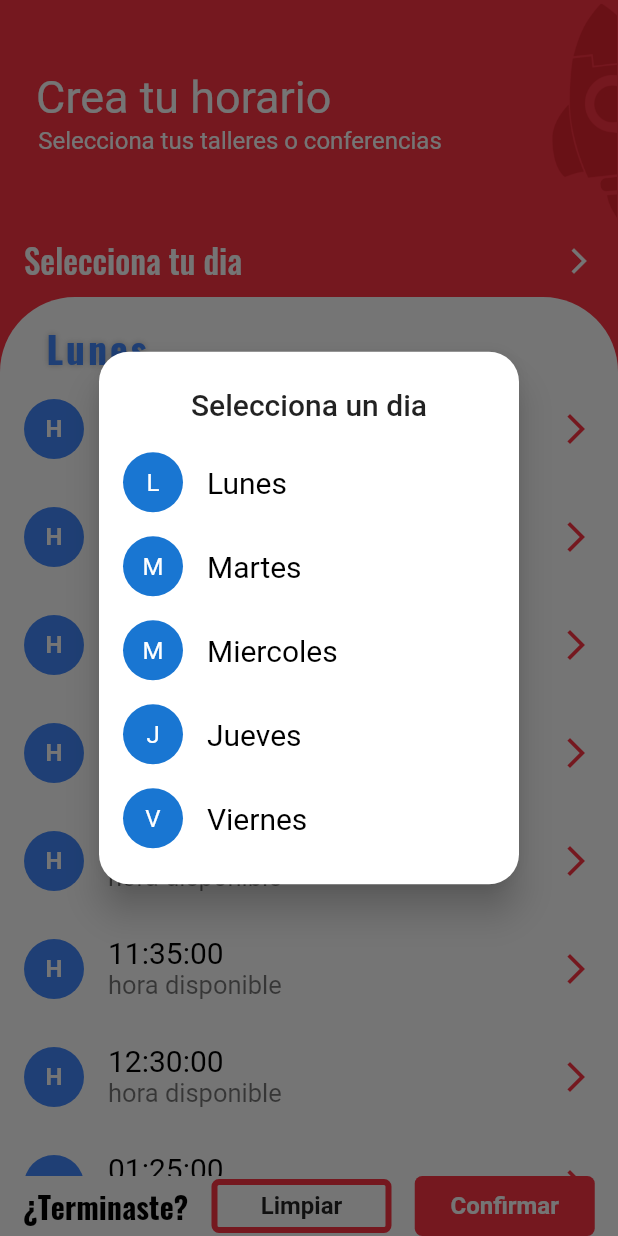
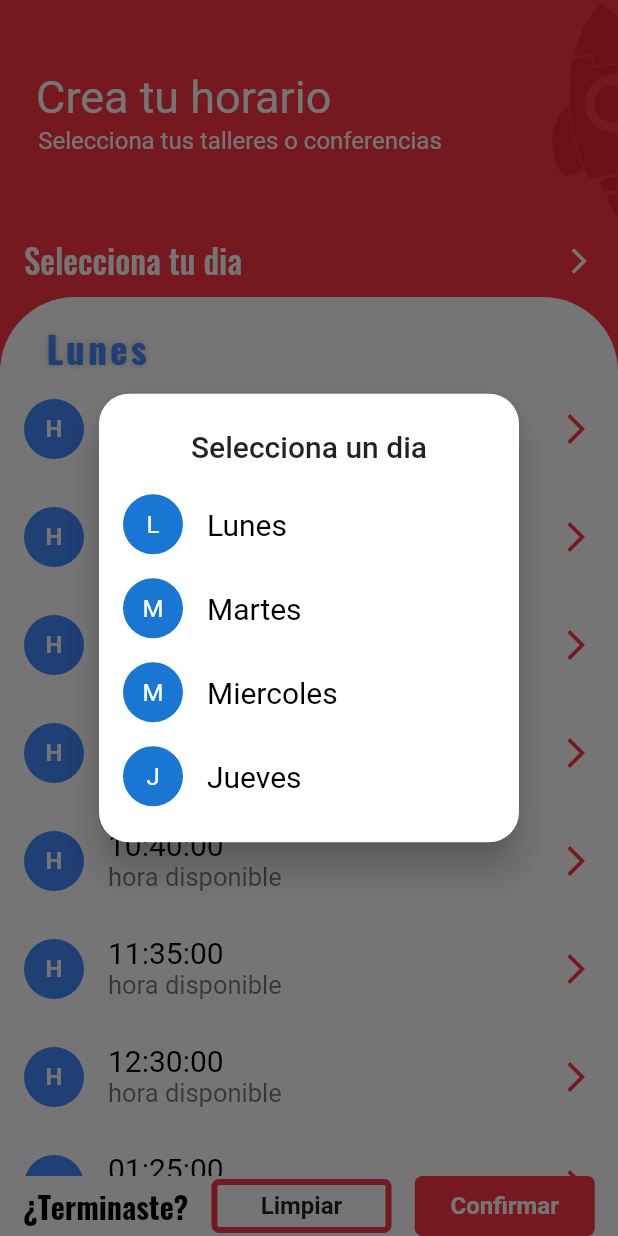
Before and after one commit to Joaquin4562/talent_top, a Flutter app: the HorariosPage screen opened by its route, after a tap on "Selecciona tu dia", on a phone screen of 412 x 824 dp. Run offline on Flutter 3.47's test engine with Material 2 defaults, Android fonts, the phone set to English and light mode, and no system bars; our stand-ins replace fluttertoast, simple_animations; network calls fail; Roboto replaces fonts that are missing (Microsoft sans serif).

Commit message:
viernes quitado

```diff
--- a/lib/widgets/widgets_horarios_page/boton_elige_dia.dart
+++ b/lib/widgets/widgets_horarios_page/boton_elige_dia.dart
@@ -6,7 +6,7 @@ class BotonElige extends StatefulWidget {
     static String get dia => _BotonEligeState._diaSeleccionado;
 }
 class _BotonEligeState extends State<BotonElige> {
-  List<String> dias = ['Lunes','Martes','Miercoles','Jueves','Viernes'];
+  List<String> dias = ['Lunes','Martes','Miercoles','Jueves'];
   static String _diaSeleccionado = "Lunes";
   @override
   Widget build(BuildContext context) {
```
